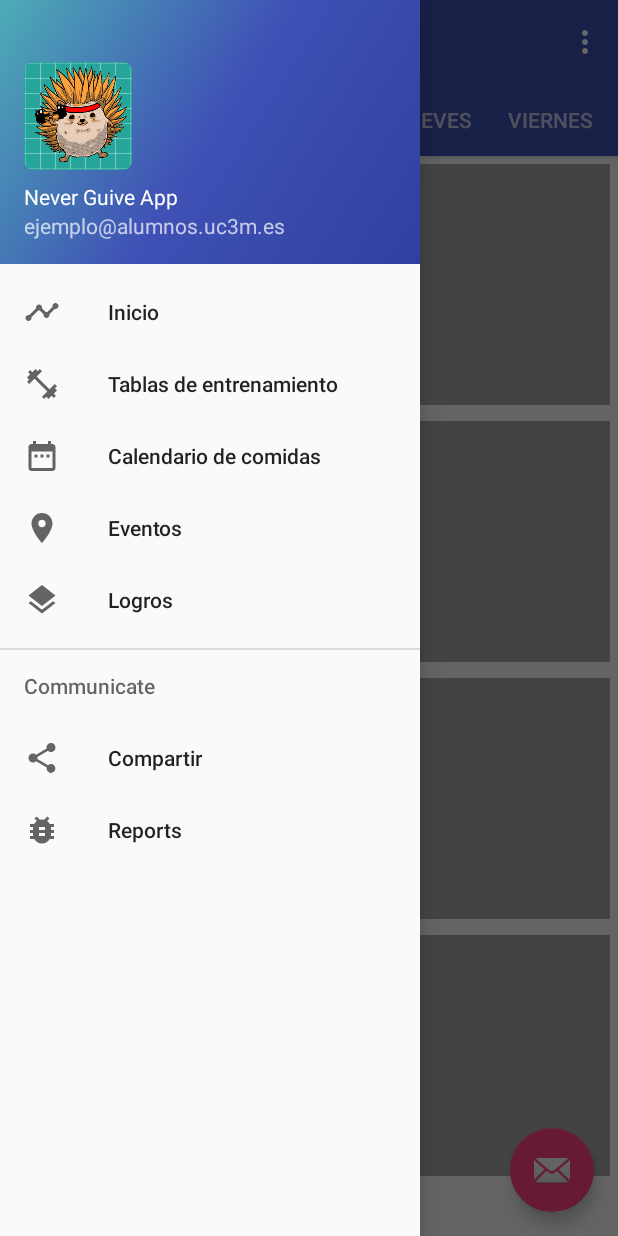
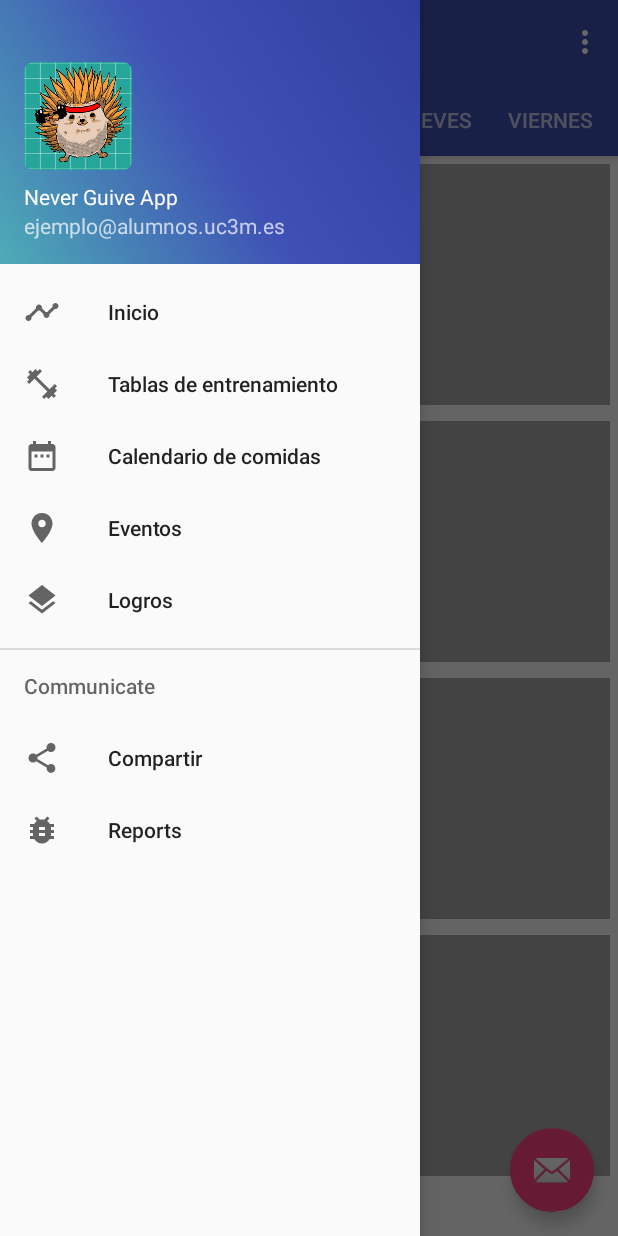
Before and after one commit to AlbaFontaneda/never-give-app, an Android app: the screen it shows after launch (MainActivity), with the side drawer open, on a phone screen of 412 x 824 dp. Run offline under Robolectric (Android 15) with nearby library versions, the phone set to English and light mode, and no system bars.

Commit message:
ActionBar version 1.0.1

```diff
--- a/app/src/main/res/drawable/side_nav_bar.xml
+++ b/app/src/main/res/drawable/side_nav_bar.xml
@@ -1,9 +1,9 @@
 <shape xmlns:android="http://schemas.android.com/apk/res/android"
     android:shape="rectangle">
     <gradient
-        android:angle="135"
-        android:endColor="#4dacb6"
-        android:centerColor="#3F51B5"
-        android:startColor="#303F9F"
-        android:type="linear" />
+        android:angle="225"
+        android:endColor="@color/ActionBarEnd"
+        android:centerColor="@color/colorPrimary"
+        android:startColor="@color/colorPrimaryDark"
+        android:type="linear"/>
 </shape>
--- a/app/src/main/res/values/colors.xml
+++ b/app/src/main/res/values/colors.xml
@@ -4,4 +4,5 @@
     <color name="colorPrimaryDark">#303F9F</color>
     <color name="colorAccent">#FF4081</color>
     <color name="colorRow">#a9a8a8</color>
+    <color name="ActionBarEnd">#4dacb6</color>
 </resources>
```
